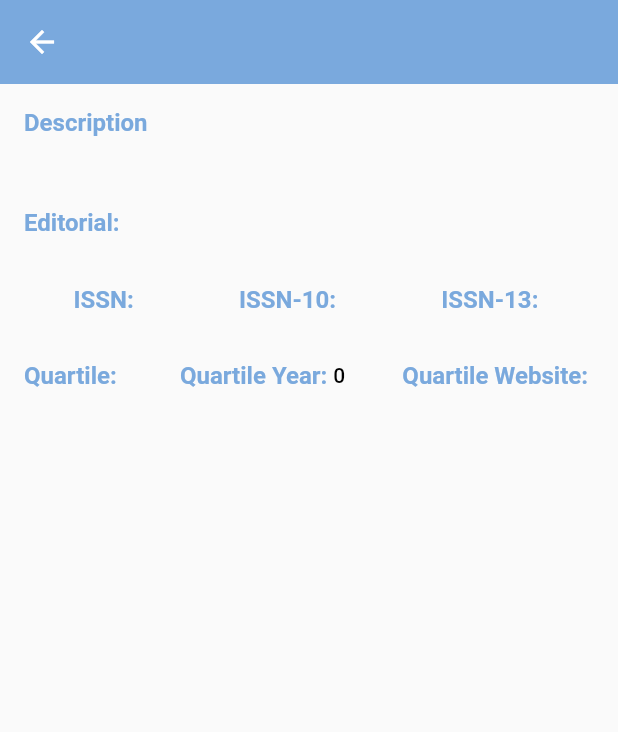
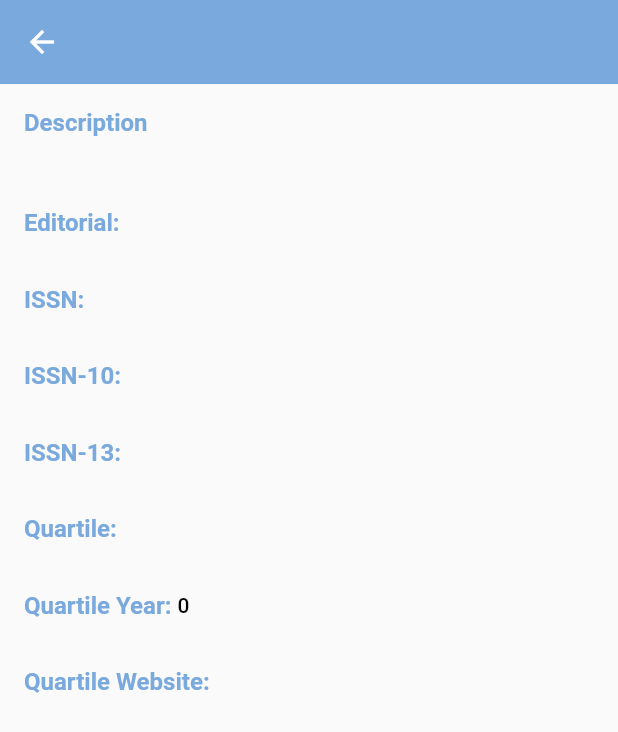
Before and after one commit to faustiB/front-research-support-tool, a Flutter app: the DetailPage screen opened directly with empty values, on a phone screen of 412 x 824 dp. Shown: the top 732 px of the screen. Run offline on Flutter 3.47's test engine with Material 2 defaults, Android fonts, the phone set to English and light mode, and no system bars; our stand-ins replace flutter_dotenv, get; network calls fail.

Commit message:
ui changes on detail page

```diff
--- a/lib/app/ui/components/detail_page.dart
+++ b/lib/app/ui/components/detail_page.dart
@@ -2,7 +2,6 @@
 import 'package:flutter/material.dart';
 import 'package:research_support_tool/app/models/journal_model.dart';
 import 'package:url_launcher/url_launcher.dart';
-
 
 class DetailPage extends StatelessWidget {
   final JournalModel journal;
@@ -26,114 +25,43 @@ class DetailPage extends StatelessWidget {
               Container(
                 padding: const EdgeInsets.only(bottom: 16),
                 alignment: Alignment.centerLeft,
-                child: Text("Description",
-                    style: Theme.of(context).textTheme.headline4),
+                child: Text("Description", style: Theme.of(context).textTheme.headline4),
               ),
               Text(
                 journal.description,
                 style: Theme.of(context).textTheme.bodyText1,
               ),
-              Row(
-                children: [
-                  Container(
-                    padding: const EdgeInsets.only(top: 16,bottom: 16),
-                    alignment: Alignment.centerLeft,
-                    child: Text("Editorial: ",
-                        style: Theme.of(context).textTheme.headline4),
+              RowOfDetail(
+                title: "Editorial: ",
+                content: journal.editorial,
               ),
-                  Text(
-                    journal.editorial,
-                    style: Theme.of(context).textTheme.bodyText1,
+              RowOfDetail(
+                title: "ISSN: ",
+                content: journal.issn,
               ),
-                ],
+              RowOfDetail(
+                title: "ISSN-10: ",
+                content: journal.issn10,
               ),
-              Row(
-                mainAxisAlignment: MainAxisAlignment.spaceAround,
-                children: [
-                  Row(
-                    children: [
-                      Container(
-                        padding: const EdgeInsets.only(top: 16,bottom: 16),
-                        alignment: Alignment.centerLeft,
-                        child: Text("ISSN: ",
-                            style: Theme.of(context).textTheme.headline4),
+              RowOfDetail(
+                title: "ISSN-13: ",
+                content: journal.issn13,
               ),
-                      Text(
-                        journal.issn,
-                        style: Theme.of(context).textTheme.bodyText1,
+              RowOfDetail(
+                title: "Quartile: ",
+                content: journal.quartile,
               ),
-                    ],
+              RowOfDetail(
+                title: "Quartile Year: ",
+                content: journal.quartileYear.toString(),
               ),
               Row(
                 children: [
                   Container(
-                        padding: const EdgeInsets.only(top: 16,bottom: 16),
+                    padding: const EdgeInsets.only(top: 16, bottom: 16),
                     alignment: Alignment.centerLeft,
-                        child: Text("ISSN-10: ",
-                            style: Theme.of(context).textTheme.headline4),
+                    child: Text("Quartile Website: ", style: Theme.of(context).textTheme.headline4),
                   ),
-                      Text(
-                        journal.issn10,
-                        style: Theme.of(context).textTheme.bodyText1,
-                      ),
-                    ],
-                  ),
-                  Row(
-                    children: [
-                      Container(
-                        padding: const EdgeInsets.only(top: 16,bottom: 16),
-                        alignment: Alignment.centerLeft,
-                        child: Text("ISSN-13: ",
-                            style: Theme.of(context).textTheme.headline4),
-                      ),
-                      Text(
-                        journal.issn13,
-                        style: Theme.of(context).textTheme.bodyText1,
-                      ),
-                    ],
-                  ),
-                ],
-              ),
-              Row(
-                mainAxisAlignment: MainAxisAlignment.spaceBetween,
-                children: [
-                  Row(
-                    children: [
-                      Container(
-                        padding: const EdgeInsets.only(top: 16,bottom: 16),
-                        alignment: Alignment.centerLeft,
-                        child: Text("Quartile: ",
-                            style: Theme.of(context).textTheme.headline4),
-                      ),
-                      Text(
-                        journal.quartile,
-                        style: Theme.of(context).textTheme.bodyText1,
-                      ),
-                    ],
-                  ),
-                  Row(
-                    children: [
-                      Container(
-                        padding: const EdgeInsets.only(top: 16,bottom: 16),
-                        alignment: Alignment.centerLeft,
-                        child: Text("Quartile Year: ",
-                            style: Theme.of(context).textTheme.headline4),
-                      ),
-                      Text(
-                        journal.quartileYear.toString(),
-                        style: Theme.of(context).textTheme.bodyText1,
-                      ),
-                    ],
-                  ),
-                  Row(
-                    children: [
-                      Container(
-                        padding: const EdgeInsets.only(top: 16,bottom: 16),
-                        alignment: Alignment.centerLeft,
-                        child: Text("Quartile Website: ",
-                            style: Theme.of(context).textTheme.headline4),
-                      ),
-
                   InkWell(
                     child: Text(
                       journal.quartileWebpage,
@@ -148,10 +76,36 @@ class DetailPage extends StatelessWidget {
               ),
             ],
           ),
-            ],
-          ),
         ),
       ),
     );
   }
 }
+
+class RowOfDetail extends StatelessWidget {
+  final String title;
+  final String content;
+
+  const RowOfDetail({
+    super.key,
+    required this.title,
+    required this.content,
+  });
+
+  @override
+  Widget build(BuildContext context) {
+    return Row(
+      children: [
+        Container(
+          padding: const EdgeInsets.only(top: 16, bottom: 16),
+          alignment: Alignment.centerLeft,
+          child: Text(title, style: Theme.of(context).textTheme.headline4),
+        ),
+        Text(
+          content,
+          style: Theme.of(context).textTheme.bodyText1,
+        ),
+      ],
+    );
+  }
+}
```
Lines whose indentation alone changed are shown as unchanged.
